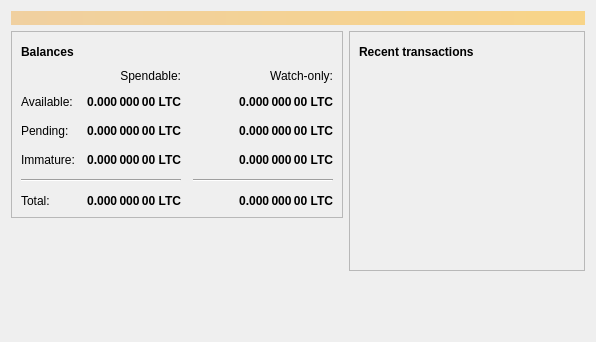
Above: src/qt/forms/overviewpage.ui from UbiState/ubicoin before the change. Below: the same form after it.
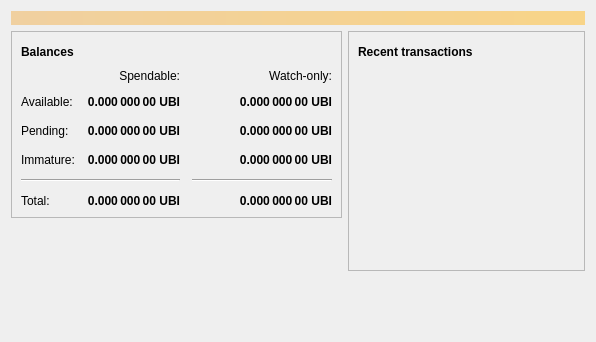
That is the form after the change. Icons and pictures are not drawn.

```diff
--- a/src/qt/forms/overviewpage.ui
+++ b/src/qt/forms/overviewpage.ui
@@ -129,7 +129,7 @@
                <string>Unconfirmed transactions to watch-only addresses</string>
               </property>
               <property name="text">
-               <string notr="true">0.000 000 00 LTC</string>
+               <string notr="true">0.000 000 00 UBI</string>
               </property>
               <property name="alignment">
                <set>Qt::AlignRight|Qt::AlignTrailing|Qt::AlignVCenter</set>
@@ -154,7 +154,7 @@
                <string>Total of transactions that have yet to be confirmed, and do not yet count toward the spendable balance</string>
               </property>
               <property name="text">
-               <string notr="true">0.000 000 00 LTC</string>
+               <string notr="true">0.000 000 00 UBI</string>
               </property>
               <property name="alignment">
                <set>Qt::AlignRight|Qt::AlignTrailing|Qt::AlignVCenter</set>
@@ -179,7 +179,7 @@
                <string>Mined balance in watch-only addresses that has not yet matured</string>
               </property>
               <property name="text">
-               <string notr="true">0.000 000 00 LTC</string>
+               <string notr="true">0.000 000 00 UBI</string>
               </property>
               <property name="alignment">
                <set>Qt::AlignRight|Qt::AlignTrailing|Qt::AlignVCenter</set>
@@ -237,7 +237,7 @@
                <string>Mined balance that has not yet matured</string>
               </property>
               <property name="text">
-               <string notr="true">0.000 000 00 LTC</string>
+               <string notr="true">0.000 000 00 UBI</string>
               </property>
               <property name="alignment">
                <set>Qt::AlignRight|Qt::AlignTrailing|Qt::AlignVCenter</set>
@@ -282,7 +282,7 @@
                <string>Your current total balance</string>
               </property>
               <property name="text">
-               <string notr="true">0.000 000 00 LTC</string>
+               <string notr="true">0.000 000 00 UBI</string>
               </property>
               <property name="alignment">
                <set>Qt::AlignRight|Qt::AlignTrailing|Qt::AlignVCenter</set>
@@ -307,7 +307,7 @@
                <string>Current total balance in watch-only addresses</string>
               </property>
               <property name="text">
-               <string notr="true">0.000 000 00 LTC</string>
+               <string notr="true">0.000 000 00 UBI</string>
               </property>
               <property name="alignment">
                <set>Qt::AlignRight|Qt::AlignTrailing|Qt::AlignVCenter</set>
@@ -349,7 +349,7 @@
                <string>Your current spendable balance</string>
               </property>
               <property name="text">
-               <string notr="true">0.000 000 00 LTC</string>
+               <string notr="true">0.000 000 00 UBI</string>
               </property>
               <property name="alignment">
                <set>Qt::AlignRight|Qt::AlignTrailing|Qt::AlignVCenter</set>
@@ -374,7 +374,7 @@
                <string>Your current balance in watch-only addresses</string>
               </property>
               <property name="text">
-               <string notr="true">0.000 000 00 LTC</string>
+               <string notr="true">0.000 000 00 UBI</string>
               </property>
               <property name="alignment">
                <set>Qt::AlignRight|Qt::AlignTrailing|Qt::AlignVCenter</set>
```
